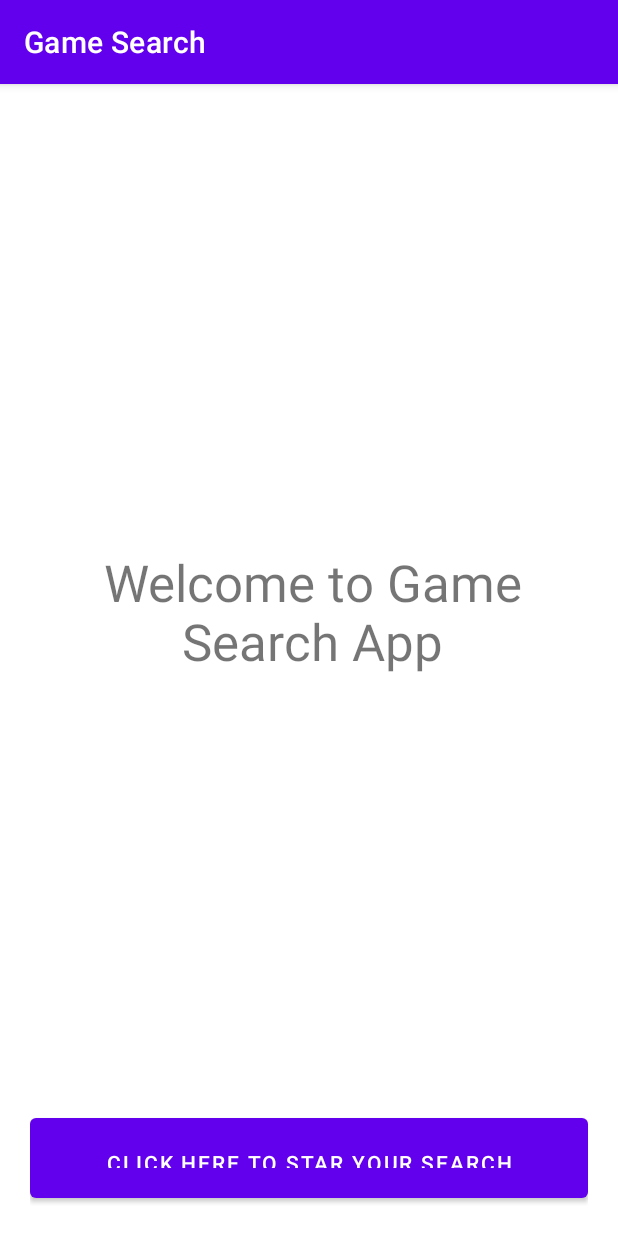
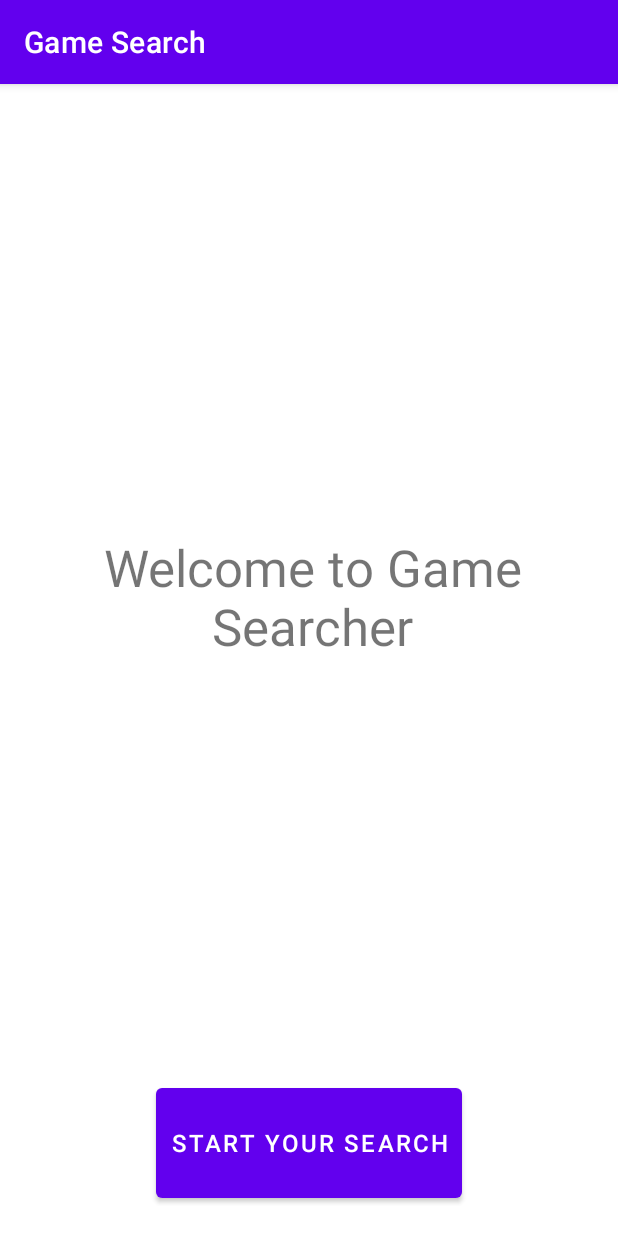
Before and after one commit to HadasIsraeli/GameSearchApp, an Android app: the screen it shows after launch (MainActivity), on a phone screen of 412 x 824 dp. Run offline under Robolectric (Android 15) with nearby library versions, the phone set to English and light mode, and no system bars.

Commit message:
app mapping

```diff
--- a/app/src/main/java/com/example/gamesearcher/FragmentWelcomePage.java
+++ b/app/src/main/java/com/example/gamesearcher/FragmentWelcomePage.java
@@ -69,7 +69,7 @@ public class  FragmentWelcomePage extends Fragment {
         StartSearchbutton.setOnClickListener(new View.OnClickListener() {
             @Override
             public void onClick(View view1) {
-                Navigation.findNavController(view).navigate(R.id.action_WelcomeFragment_to_SearchPageFragment);
+                Navigation.findNavController(view).navigate(R.id.action_FragmentWelcomePage_to_fragmentSearchPage);
             }
         });
 
--- a/app/src/main/res/layout/fragment_welcome_page.xml
+++ b/app/src/main/res/layout/fragment_welcome_page.xml
@@ -23,18 +23,20 @@
             android:padding="20dp"
             android:paddingEnd="15dp"
             android:paddingBottom="10dp"
-            android:text="Welcome to Game Search App"
+            android:text="Welcome to Game Searcher"
             android:textSize="34sp" />
 
         <Button
             android:id="@+id/startSearchButton"
-            android:layout_width="match_parent"
-            android:layout_height="wrap_content"
+            android:layout_width="wrap_content"
+            android:layout_height="93dp"
+            android:layout_gravity="center"
             android:layout_weight="0.1"
-            android:padding="20dp"
+            android:padding="10dp"
             android:paddingStart="10dp"
             android:paddingEnd="10dp"
-            android:text="Click here to star your search"
+            android:text="Start your search"
+            android:textSize="16sp"
             app:iconPadding="18dp" />
     </LinearLayout>
 
--- a/app/src/main/res/navigation/navigation_graph.xml
+++ b/app/src/main/res/navigation/navigation_graph.xml
@@ -9,20 +9,90 @@
         android:id="@+id/FragmentWelcomePage"
         android:name="com.example.gamesearcher.FragmentWelcomePage"
         android:label="fragment_welcome_page"
-        tools:layout="@layout/fragment_welcome_page" >
+        tools:layout="@layout/fragment_welcome_page">
         <action
-            android:id="@+id/action_WelcomeFragment_to_SearchPageFragment"
-            app:destination="@id/FragmentWelcomePage" />
+            android:id="@+id/action_FragmentWelcomePage_to_fragmentSearchPage"
+            app:destination="@id/fragmentSearchPage" />
     </fragment>
-<!--    <fragment-->
-<!--        android:id="@+id/blankFragmentThree"-->
-<!--        android:name="com.example.gamesearcher.FragmentCompany"-->
-<!--        android:label="fragment_blank_three"-->
-<!--        tools:layout="@layout/fragment_blank_three" />-->
-<!--    <fragment-->
-<!--        android:id="@+id/blankFragmentTwo"-->
-<!--        android:name="com.example.gamesearcher.BlankFragmentTwo"-->
-<!--        android:label="fragment_blank_two"-->
-<!--        tools:layout="@layout/fragment_blank_two" />-->
+    <fragment
+        android:id="@+id/fragmentSearchPage"
+        android:name="com.example.gamesearcher.FragmentSearchPage"
+        android:label="fragment_search_page"
+        tools:layout="@layout/fragment_search_page" >
+        <action
+            android:id="@+id/action_fragmentSearchPage_to_fragmentCompany"
+            app:destination="@id/fragmentCompany" />
+        <action
+            android:id="@+id/action_fragmentSearchPage_to_fragmentGameName"
+            app:destination="@id/fragmentGameName" />
+        <action
+            android:id="@+id/action_fragmentSearchPage_to_fragmentGenre"
+            app:destination="@id/fragmentGenre" />
+        <action
+            android:id="@+id/action_fragmentSearchPage_to_fragmentPlatform"
+            app:destination="@id/fragmentPlatform" />
+        <action
+            android:id="@+id/action_fragmentSearchPage_to_fragmentLaunchYear"
+            app:destination="@id/fragmentLaunchYear" />
+    </fragment>
+    <fragment
+        android:id="@+id/fragmentCompany"
+        android:name="com.example.gamesearcher.FragmentCompany"
+        android:label="fragment_company"
+        tools:layout="@layout/fragment_company" >
+        <action
+            android:id="@+id/action_fragmentCompany_to_fragmentResultsPage"
+            app:destination="@id/fragmentResultsPage" />
+    </fragment>
+    <fragment
+        android:id="@+id/fragmentGameInfoPage"
+        android:name="com.example.gamesearcher.FragmentGameInfoPage"
+        android:label="fragment_game_info_page"
+        tools:layout="@layout/fragment_game_info_page" />
+    <fragment
+        android:id="@+id/fragmentGameName"
+        android:name="com.example.gamesearcher.FragmentGameName"
+        android:label="fragment_game_name"
+        tools:layout="@layout/fragment_game_name" >
+        <action
+            android:id="@+id/action_fragmentGameName_to_fragmentResultsPage"
+            app:destination="@id/fragmentResultsPage" />
+    </fragment>
+    <fragment
+        android:id="@+id/fragmentGenre"
+        android:name="com.example.gamesearcher.FragmentGenre"
+        android:label="fragment_genre"
+        tools:layout="@layout/fragment_genre" >
+        <action
+            android:id="@+id/action_fragmentGenre_to_fragmentResultsPage"
+            app:destination="@id/fragmentResultsPage" />
+    </fragment>
+    <fragment
+        android:id="@+id/fragmentPlatform"
+        android:name="com.example.gamesearcher.FragmentPlatform"
+        android:label="fragment_platform"
+        tools:layout="@layout/fragment_platform" >
+        <action
+            android:id="@+id/action_fragmentPlatform_to_fragmentResultsPage"
+            app:destination="@id/fragmentResultsPage" />
+    </fragment>
+    <fragment
+        android:id="@+id/fragmentResultsPage"
+        android:name="com.example.gamesearcher.FragmentResultsPage"
+        android:label="fragment_results_page"
+        tools:layout="@layout/fragment_results_page" >
+        <action
+            android:id="@+id/action_fragmentResultsPage_to_fragmentGameInfoPage"
+            app:destination="@id/fragmentGameInfoPage" />
+    </fragment>
+    <fragment
+        android:id="@+id/fragmentLaunchYear"
+        android:name="com.example.gamesearcher.FragmentLaunchYear"
+        android:label="fragment_launch_year"
+        tools:layout="@layout/fragment_launch_year" >
+        <action
+            android:id="@+id/action_fragmentLaunchYear_to_fragmentResultsPage"
+            app:destination="@id/fragmentResultsPage" />
+    </fragment>
 
 </navigation>
```
Also changed, not shown: app/src/main/java/com/example/gamesearcher/FragmentCompany.java (+13 -2 lines), app/src/main/java/com/example/gamesearcher/FragmentGameName.java (+13 -2 lines), app/src/main/java/com/example/gamesearcher/FragmentGenre.java (+13 -2 lines), app/src/main/java/com/example/gamesearcher/FragmentLaunchYear.java (renamed from app/src/main/java/com/example/gamesearcher/FragmentLaunchDate.java, +18 -7 lines), app/src/main/java/com/example/gamesearcher/FragmentPlatform.java (+13 -2 lines), app/src/main/java/com/example/gamesearcher/FragmentSearchPage.java (+47 -2 lines), app/src/main/res/layout/fragment_launch_year.xml (renamed from app/src/main/res/layout/fragment_launch_date.xml, +11 -11 lines), app/src/main/res/layout/fragment_search_page.xml (+19 -18 lines).
